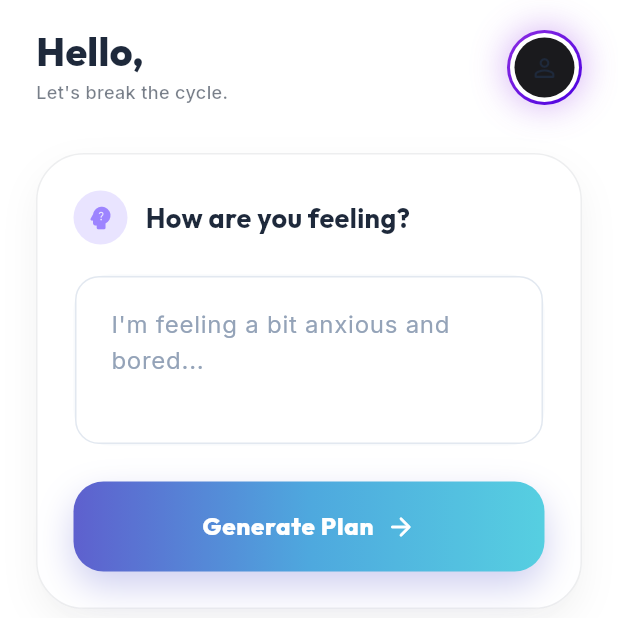
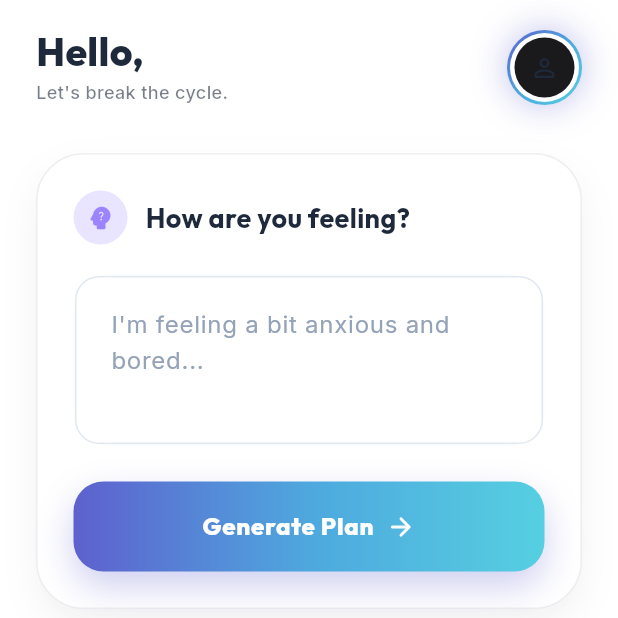
Before and after one commit to Joelrtharakan/AI-Powered-Boredom-Breaker-System-Using-Emotion-Detection-and-Personalized-Activity-Generation, a Flutter app: the DashboardScreen screen opened directly, on a phone screen of 412 x 824 dp, the top half of it. Run offline on Flutter 3.47's test engine with Material 3 defaults, Android fonts, the phone set to English and light mode, and no system bars; drawn by our look-alikes of flutter_animate; our stand-ins replace dio, fl_chart, flutter_riverpod, flutter_tts, google_fonts, image_picker and 3 more; missing offline and left inert: encrypt; accounts and stored records are empty; network calls fail.

Commit message:
style: Upgrade Dashboard user profile border ring to match global primary dynamic gradient

```diff
--- a/boredom_breaker_mobile/lib/screens/home/dashboard_screen.dart
+++ b/boredom_breaker_mobile/lib/screens/home/dashboard_screen.dart
@@ -216,16 +216,13 @@ class _DashboardScreenState extends ConsumerState<DashboardScreen> {
             decoration: BoxDecoration(
               shape: BoxShape.circle,
               gradient: const LinearGradient(
-                colors: [
-                  Color(0xFF8E2DE2),
-                  Color(0xFF4A00E0),
-                ], // Deep Purple gradient
+                colors: AppColors.primaryGradient,
                 begin: Alignment.topLeft,
                 end: Alignment.bottomRight,
               ),
               boxShadow: [
                 BoxShadow(
-                  color: const Color(0xFF8E2DE2).withValues(alpha: 0.4),
+                  color: AppColors.primary.withValues(alpha: 0.4),
                   blurRadius: 20,
                   spreadRadius: 0,
                 ),
```
